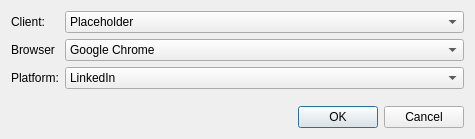
The window that src/gui/ui/newinstancedialog.ui (smalbadger/social) describes before a commit, drawn with Qt 5.
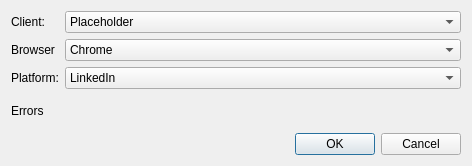
The same window after the commit.

Patch:
```diff
--- a/src/gui/ui/newinstancedialog.ui
+++ b/src/gui/ui/newinstancedialog.ui
@@ -6,8 +6,8 @@
    <rect>
     <x>0</x>
     <y>0</y>
-    <width>475</width>
-    <height>139</height>
+    <width>472</width>
+    <height>166</height>
    </rect>
   </property>
   <property name="windowTitle">
@@ -17,6 +17,16 @@
    <bool>false</bool>
   </property>
   <layout class="QGridLayout" name="gridLayout">
+   <item row="2" column="0">
+    <widget class="QDialogButtonBox" name="buttonBox">
+     <property name="orientation">
+      <enum>Qt::Horizontal</enum>
+     </property>
+     <property name="standardButtons">
+      <set>QDialogButtonBox::Cancel|QDialogButtonBox::Ok</set>
+     </property>
+    </widget>
+   </item>
    <item row="0" column="0">
     <layout class="QFormLayout" name="formLayout">
      <item row="0" column="0">
@@ -46,7 +56,7 @@
       <widget class="QComboBox" name="browserBox">
        <item>
         <property name="text">
-         <string>Google Chrome</string>
+         <string>Chrome</string>
         </property>
        </item>
       </widget>
@@ -70,12 +80,9 @@
     </layout>
    </item>
    <item row="1" column="0">
-    <widget class="QDialogButtonBox" name="buttonBox">
-     <property name="orientation">
-      <enum>Qt::Horizontal</enum>
-     </property>
-     <property name="standardButtons">
-      <set>QDialogButtonBox::Cancel|QDialogButtonBox::Ok</set>
+    <widget class="QLabel" name="errorLabel">
+     <property name="text">
+      <string>Errors</string>
      </property>
     </widget>
    </item>
```
